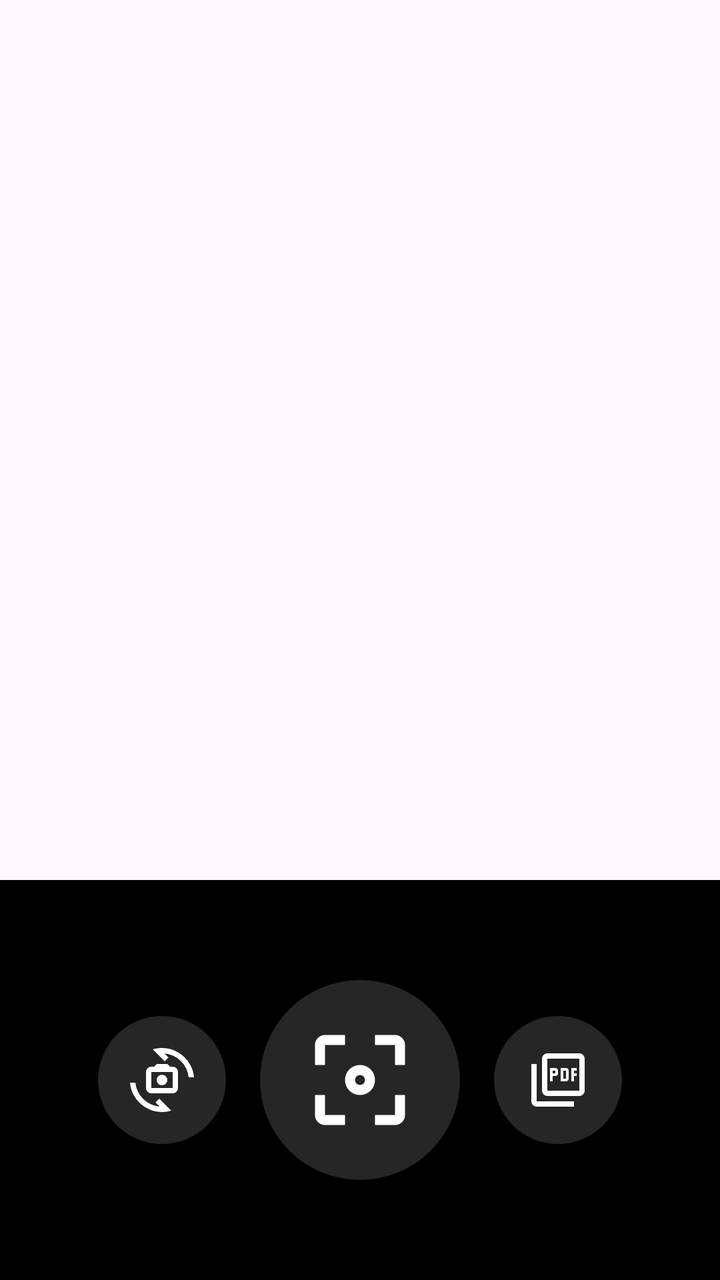
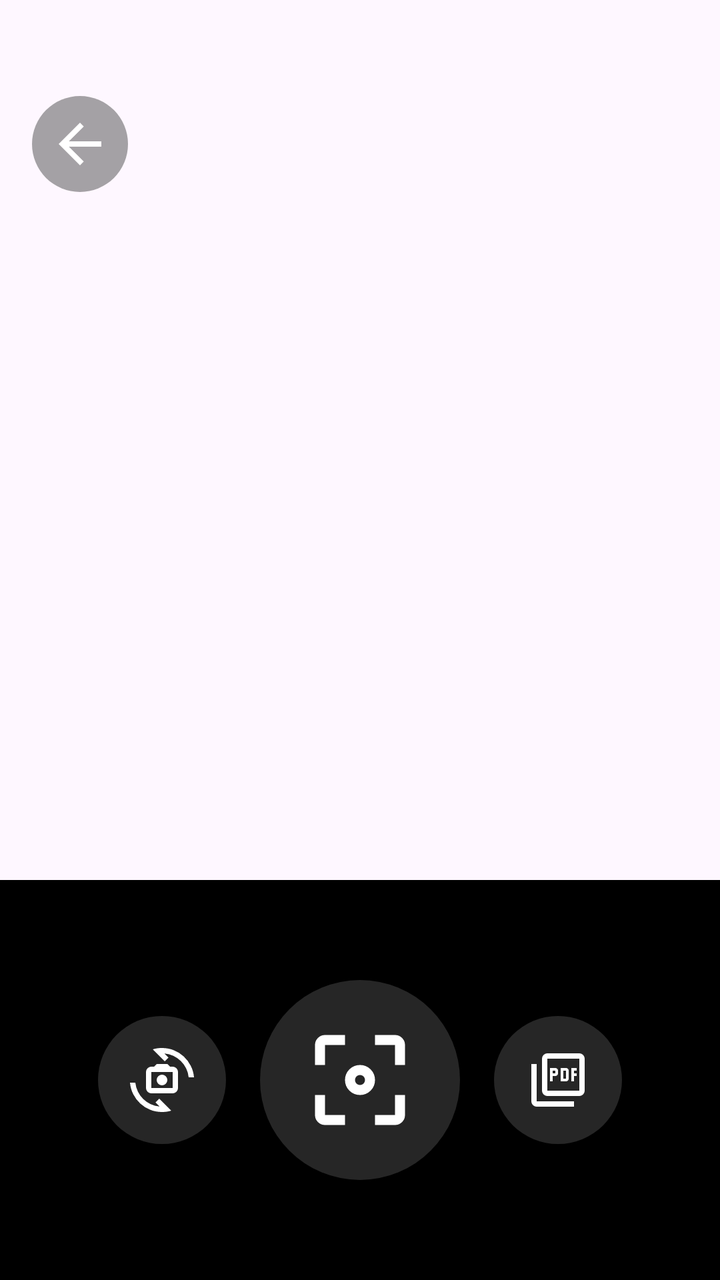

Screens rendered from an Android XML layout before and after an edit, with the pre-edit source and the edit as a unified diff.
<!-- AndroidManifest.xml: application theme Theme.ScanOff -->
<!-- res/layout/camera_ui.xml -->
<?xml version="1.0" encoding="utf-8"?>

<androidx.constraintlayout.widget.ConstraintLayout xmlns:android="http://schemas.android.com/apk/res/android"
    xmlns:app="http://schemas.android.com/apk/res-auto"
    android:id="@+id/camera_ui_container"
    android:layout_width="match_parent"
    android:layout_height="match_parent"
    android:layoutDirection="ltr">

    <LinearLayout
        android:layout_width="match_parent"
        android:layout_height="wrap_content"
        android:orientation="horizontal"
        android:gravity="center_vertical"
        app:layout_constraintBottom_toBottomOf="parent"
        app:layout_constraintLeft_toLeftOf="parent"
        android:background="@color/black"
        android:minHeight="200dp">

        <Space
            android:layout_width="0dp"
            android:layout_height="1dp"
            android:layout_weight="1" >
        </Space>

        <com.google.android.material.button.MaterialButton
            android:id="@+id/camera_switch_button"
            android:layout_width="64dp"
            android:layout_height="64dp"
            android:layout_marginStart="32dp"
            app:icon="@drawable/cameraswitch_24px"
            app:iconTint="@color/white"
            app:backgroundTint="@color/gray_overlay"
            style="@style/Widget.ScanOff.CircularButton" />

        <Space
            android:layout_width="0dp"
            android:layout_height="1dp"
            android:layout_weight="1" >
        </Space>

        <com.google.android.material.button.MaterialButton
            android:id="@+id/camera_capture_button"
            android:layout_width="100dp"
            android:layout_height="100dp"
            app:icon="@drawable/filter_center_focus_24px"
            app:iconTint="@color/white"
            app:backgroundTint="@color/gray_overlay"
            style="@style/Widget.ScanOff.CircularButton.Large" />

        <Space
            android:layout_width="0dp"
            android:layout_height="1dp"
            android:layout_weight="1" >
        </Space>

        <com.google.android.material.button.MaterialButton
            android:id="@+id/pdf_convert_button"
            android:layout_width="64dp"
            android:layout_height="64dp"
            android:layout_marginEnd="32dp"
            app:icon="@drawable/picture_as_pdf_24px"
            app:iconTint="@color/white"
            app:backgroundTint="@color/gray_overlay"
            style="@style/Widget.ScanOff.CircularButton" />

        <Space
            android:layout_width="0dp"
            android:layout_height="1dp"
            android:layout_weight="1" >
        </Space>
    </LinearLayout>
</androidx.constraintlayout.widget.ConstraintLayout>
<!-- resources referenced by this layout -->
<resources>
  <color name="black">#FF000000</color>
  <color name="gray_overlay">#804D4D4D</color>
  <color name="white">#FFFFFFFF</color>
  <!-- drawable cameraswitch_24px (drawable) -->
  <vector xmlns:android="http://schemas.android.com/apk/res/android"
      android:width="24dp"
      android:height="24dp"
      android:viewportWidth="960"
      android:viewportHeight="960">
    <path
        android:pathData="M320,680q-33,0 -56.5,-23.5T240,600v-240q0,-33 23.5,-56.5T320,280h40l40,-40h160l40,40h40q33,0 56.5,23.5T720,360v240q0,33 -23.5,56.5T640,680L320,680ZM320,600h320v-240L320,360v240ZM480,560q33,0 56.5,-23.5T560,480q0,-33 -23.5,-56.5T480,400q-33,0 -56.5,23.5T400,480q0,33 23.5,56.5T480,560ZM342,20q34,-11 68.5,-15.5T480,0q94,0 177.5,33.5t148,93Q870,186 911,266.5T960,440h-80q-7,-72 -38,-134.5t-79.5,-110Q714,148 651,118t-135,-36l62,62 -56,56 -180,-180ZM618,940Q584,951 549.5,955.5T480,960q-94,0 -177.5,-33.5t-148,-93Q90,774 49,693.5T0,520h80q8,72 38.5,134.5t79,110Q246,812 309,842t135,36l-62,-62 56,-56L618,940ZM480,480Z"
        android:fillColor="#e3e3e3"/>
  </vector>
  <!-- drawable filter_center_focus_24px (drawable) -->
  <vector xmlns:android="http://schemas.android.com/apk/res/android"
      android:width="24dp"
      android:height="24dp"
      android:viewportWidth="960"
      android:viewportHeight="960">
    <path
        android:pathData="M480,600q-50,0 -85,-35t-35,-85q0,-50 35,-85t85,-35q50,0 85,35t35,85q0,50 -35,85t-85,35ZM480,520q17,0 28.5,-11.5T520,480q0,-17 -11.5,-28.5T480,440q-17,0 -28.5,11.5T440,480q0,17 11.5,28.5T480,520ZM200,840q-33,0 -56.5,-23.5T120,760v-160h80v160h160v80L200,840ZM600,840v-80h160v-160h80v160q0,33 -23.5,56.5T760,840L600,840ZM120,360v-160q0,-33 23.5,-56.5T200,120h160v80L200,200v160h-80ZM760,360v-160L600,200v-80h160q33,0 56.5,23.5T840,200v160h-80Z"
        android:fillColor="#e3e3e3"/>
  </vector>
  <style name="Widget.ScanOff.CircularButton" parent="Widget.Material3.Button">
          <item name="android:background">@drawable/circle_background</item>
          <item name="android:insetTop">0dp</item>
          <item name="android:insetBottom">0dp</item>
          <item name="android:padding">0dp</item>
          <item name="android:stateListAnimator">@null</item>
          <item name="android:gravity">center</item>
          <item name="iconSize">32dp</item>
          <item name="iconGravity">textStart</item>
          <item name="iconPadding">0dp</item>
      </style>
  <style name="Widget.ScanOff.CircularButton.Large" parent="Widget.ScanOff.CircularButton">
          <item name="iconSize">60dp</item>
      </style>
  <style name="Theme.ScanOff" parent="Base.Theme.ScanOff" />
  <!-- drawable circle_background (drawable) -->
  <?xml version="1.0" encoding="utf-8"?>
  
  <shape xmlns:android="http://schemas.android.com/apk/res/android"
      android:shape="oval">
      <solid />
  </shape>
  <style name="Base.Theme.ScanOff" parent="Theme.Material3.DayNight.NoActionBar">
          
          <item name="colorPrimary">@color/light_blue_600</item>
          <item name="colorOnPrimary">@color/white</item>
          <item name="colorPrimaryContainer">@color/light_blue_900</item>
          <item name="colorSurface">@color/white</item>
          <item name="colorOnSurface">@color/black</item>
      </style>
  <color name="light_blue_600">#FF039BE5</color>
  <color name="light_blue_900">#FF01579B</color>
  <!-- unchanged entries left out for length: 1 -->
</resources>

<!-- the commit's change to res/layout/camera_ui.xml (unified diff, before → after) -->
@@ -6,6 +6,19 @@
     android:layout_width="match_parent"
     android:layout_height="match_parent"
     android:layoutDirection="ltr">
+
+    <com.google.android.material.button.MaterialButton
+        android:id="@+id/back_button"
+        android:layout_width="48dp"
+        android:layout_height="48dp"
+        android:layout_marginTop="48dp"
+        android:layout_marginStart="16dp"
+        app:icon="@drawable/ic_arrow_back_24px"
+        app:iconTint="@color/white"
+        app:backgroundTint="@color/gray_overlay"
+        app:layout_constraintTop_toTopOf="parent"
+        app:layout_constraintStart_toStartOf="parent"
+        style="@style/Widget.ScanOff.CircularButton" />
 
     <LinearLayout
         android:layout_width="match_parent"
<!-- resource entries referenced after the edit -->
@@ -22,6 +22,16 @@
     <path
         android:pathData="M480,600q-50,0 -85,-35t-35,-85q0,-50 35,-85t85,-35q50,0 85,35t35,85q0,50 -35,85t-85,35ZM480,520q17,0 28.5,-11.5T520,480q0,-17 -11.5,-28.5T480,440q-17,0 -28.5,11.5T440,480q0,17 11.5,28.5T480,520ZM200,840q-33,0 -56.5,-23.5T120,760v-160h80v160h160v80L200,840ZM600,840v-80h160v-160h80v160q0,33 -23.5,56.5T760,840L600,840ZM120,360v-160q0,-33 23.5,-56.5T200,120h160v80L200,200v160h-80ZM760,360v-160L600,200v-80h160q33,0 56.5,23.5T840,200v160h-80Z"
         android:fillColor="#e3e3e3"/>
+  </vector>
+  <!-- drawable ic_arrow_back_24px (drawable) -->
+  <vector xmlns:android="http://schemas.android.com/apk/res/android"
+      android:width="24dp"
+      android:height="24dp"
+      android:viewportWidth="24"
+      android:viewportHeight="24">
+      <path
+          android:fillColor="#FFFFFF"
+          android:pathData="M20,11H7.83l5.59-5.59L12,4l-8,8l8,8l1.41-1.41L7.83,13H20V11z"/>
   </vector>
   <style name="Widget.ScanOff.CircularButton" parent="Widget.Material3.Button">
           <item name="android:background">@drawable/circle_background</item>
